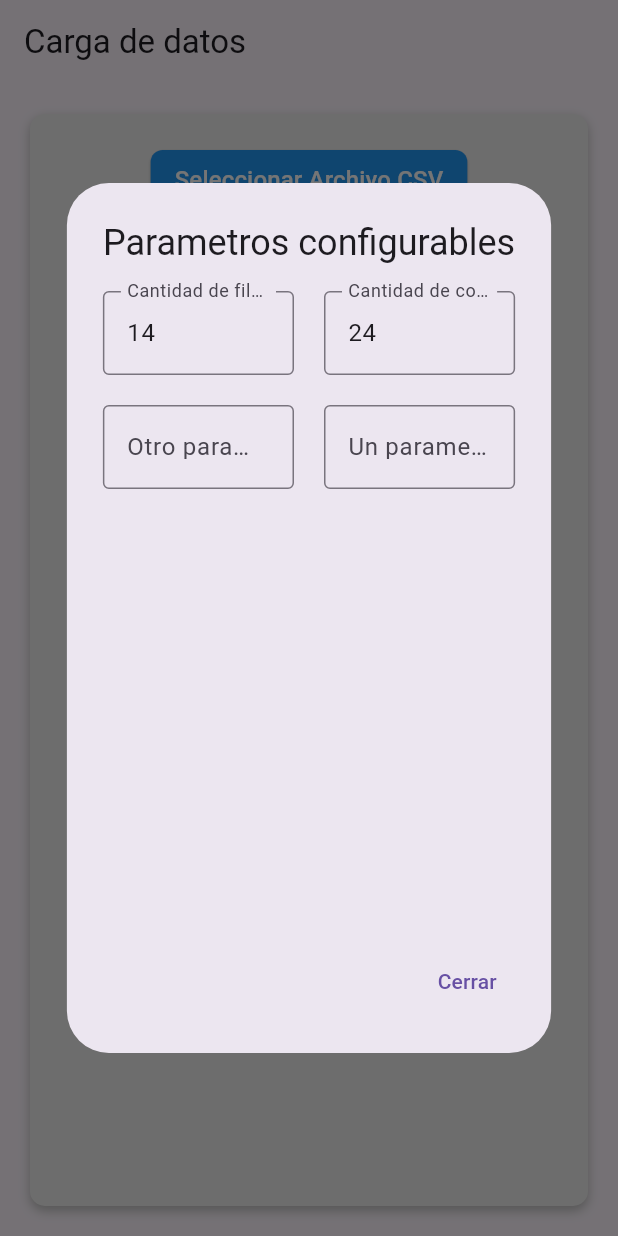
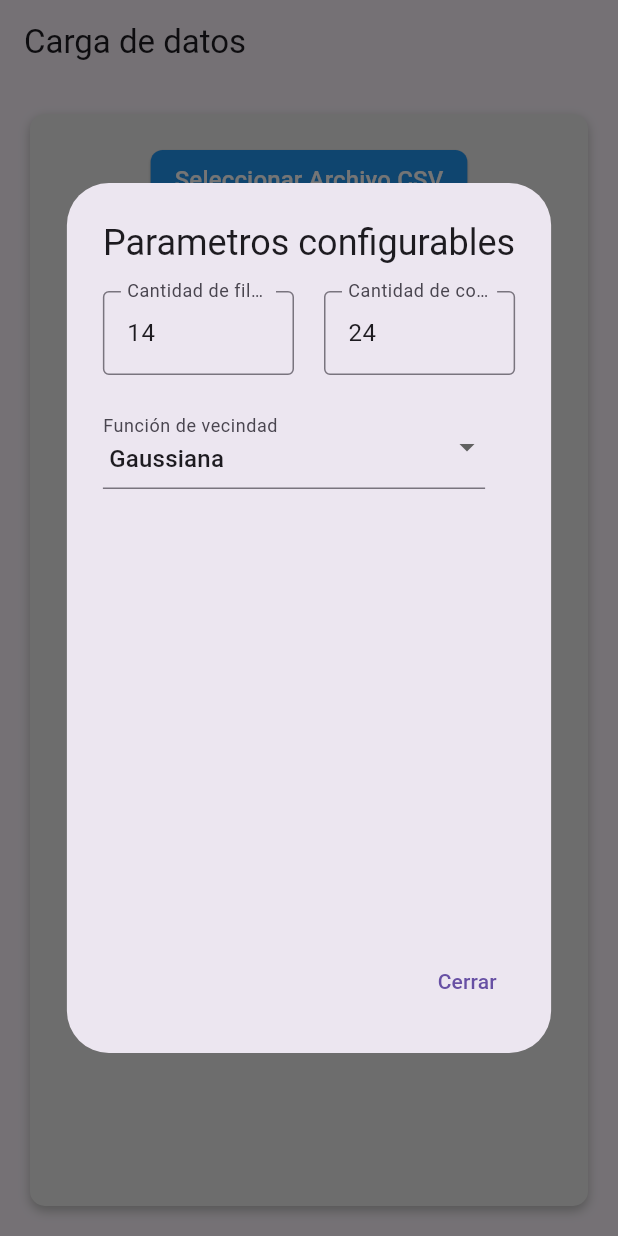
Before and after one commit to camilaezama/TF_SOM, a Flutter app: the screen it shows after launch, after a tap on "Modificar Parametros", on a phone screen of 412 x 824 dp. Run offline on Flutter 3.47's test engine with Material 3 defaults, Android fonts, the phone set to English and light mode, and no system bars; our stand-ins replace csv, file_picker; missing offline and left inert: dart:html, hexagon.

Commit message:
Parámetro función de vecindad gaussiana

```diff
--- a/lib/GrillasPage.dart
+++ b/lib/GrillasPage.dart
@@ -2,9 +2,7 @@ import 'package:flutter/material.dart';
 import 'package:flutter_application_1/grillaHexagonos.dart';
 import 'package:hexagon/hexagon.dart';
 
-import 'utils.dart';
-
-import 'buttons/dropdownbutton_componentes.dart';
+import 'buttons/dropdownbutton.dart';
 
 class GrillasPage extends StatefulWidget {
   @override
@@ -119,7 +117,7 @@ class _GrillasPageState extends State<GrillasPage>
       children: [
         const Text('Elija la componente a mostrar: '),
         const SizedBox(width: 5),
-        DropdownMenuComponentes(
+        GenericDropdownMenu(
           listaOpciones: options,
           onSelected: (String selectedValue) {
             // Step 3: Update dataComponente and trigger rebuild
@@ -158,8 +156,6 @@ class _GrillasPageState extends State<GrillasPage>
         paddingEntreHexagonos: 0.2);
   }
 
-
-
   Widget _buildWidgetHits() {
     String archivoCsv = 'assets/archivo.csv';
     int columnaNumeroNeuronas = 0;
@@ -182,7 +178,8 @@ class _GrillasPageState extends State<GrillasPage>
       filas: filas,
       columnas: columnas,
       hits: true,
-        hitsMap: hitsMap,);
+      hitsMap: hitsMap,
+    );
   }
 
   Widget _buildWidgetBMUs() {
@@ -236,7 +233,7 @@ class _GrillasPageState extends State<GrillasPage>
       children: [
         const Text('Elija la componente a mostrar: '),
         const SizedBox(width: 5),
-        DropdownMenuComponentes(
+        GenericDropdownMenu(
           listaOpciones: options,
           onSelected: (String selectedValue) {
             // Step 3: Update dataComponente and trigger rebuild
--- a/lib/HomePage.dart
+++ b/lib/HomePage.dart
@@ -1,6 +1,7 @@
 import 'package:csv/csv.dart';
 import 'package:file_picker/file_picker.dart';
 import 'package:flutter/material.dart';
+import 'package:flutter_application_1/buttons/dropdownbutton.dart';
 import 'dart:convert';
 import 'dart:typed_data'; // Para Uint8List
 import 'package:http/http.dart' as http;
@@ -13,6 +14,7 @@ class HomePage extends StatefulWidget {
 class _HomePageState extends State<HomePage> {
   static final filasController = TextEditingController(text: "14");
   static final columnasController = TextEditingController(text: "24");
+  String funcionVecindad = 'gaussian';
   List<List<dynamic>> csvData = [];
   String botonAceptar = 'Aceptar';
   String botonParam = 'Modificar Parametros';
@@ -210,23 +212,31 @@ class _HomePageState extends State<HomePage> {
             const SizedBox(
               height: 20,
             ),
-            const Row(
+            Row(
               children: [
                 Expanded(
-                  child: TextField(
-                      decoration: InputDecoration(
-                          border: OutlineInputBorder(),
-                          labelText: 'Otro parametro')),
+                  child: DropdownButtonFormField(
+                    decoration: const InputDecoration(
+                      label: Text("Función de vecindad"),
+                    ),
+                    value: 'gaussian', //valor default
+                    items: const [
+                      DropdownMenuItem(
+                        value: 'gaussian',
+                        child: Text(" Gaussiana"),
+                      ),
+                      DropdownMenuItem(
+                        value: 'bubble',
+                        child: Text(" Burbuja"),
+                      ),
+                    ],
+                    onChanged: (value) {
+                      funcionVecindad = value!;
+                    },
+                  ),
                 ),
-                SizedBox(
+                const SizedBox(
                   width: 20,
-                ),
-                Expanded(
-                  child: TextField(
-                    decoration: InputDecoration(
-                        border: OutlineInputBorder(),
-                        labelText: 'Un parametro mas'),
-                  ),
                 )
               ],
             )
@@ -353,6 +363,7 @@ class _HomePageState extends State<HomePage> {
           'columnas': columnasController.text != ""
               ? columnasController.text
               : 31, //TODO IMPORTANTE VALIDAR QUE LA ENTRADA DEL USUARIO SEA NUMEROS!
+          'vecindad': funcionVecindad
         };
 
         setState(() {
@@ -381,13 +392,10 @@ class _HomePageState extends State<HomePage> {
         Map<String, dynamic> NeuronsJSON = decodedJson["Neurons"];
         List<dynamic> UmatJSON = decodedJson["UMat"];
 
-
-
         /// Procesamiento de datos para Hits
         Map<String, dynamic> HitsJSON = decodedJson["Hits"];
-        Map<int, int> hitsMap = Map<int, int>.from(HitsJSON.map((key, value) => MapEntry(int.parse(key), value)));
-
-
+        Map<int, int> hitsMap = Map<int, int>.from(
+            HitsJSON.map((key, value) => MapEntry(int.parse(key), value)));
 
         /// Procesamiento de datos para UMat
         List<List<double>> lista = [];
@@ -405,12 +413,7 @@ class _HomePageState extends State<HomePage> {
         });
         //Map<String, dynamic> umatJson = decodedJson["umat"];
 
-
-
-
         Map<String, Object> respuesta = {};
-
-
 
         /// Procesamiento de datos para BMUs
         Map<String, Map<String, String>> mapaRta = {};
```
Lines whose indentation alone changed are shown as unchanged.
